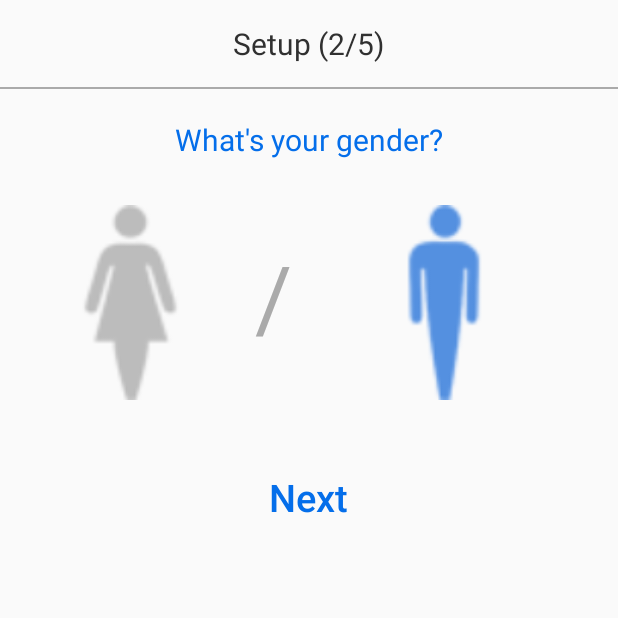
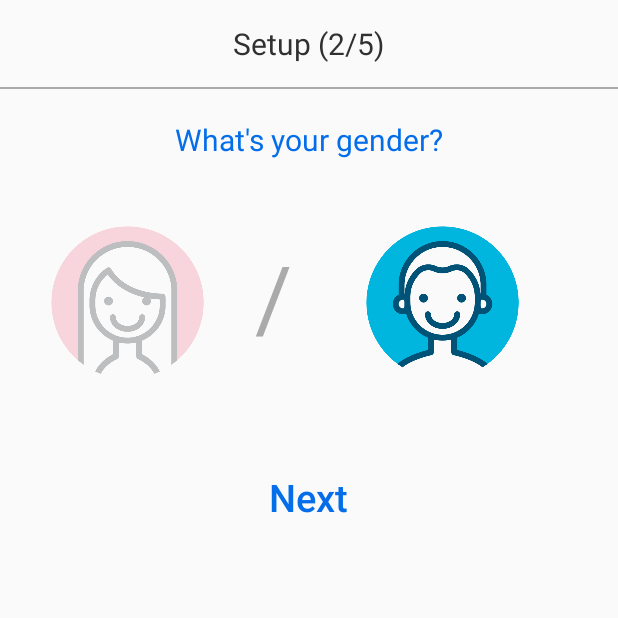
Before and after one commit to gzateyeque/eyeque-android-app, an Android app: the GenderActivity screen opened directly, with no data from a screen before it, after a tap on an icon or button, on a phone screen of 412 x 824 dp, the top half of it. Run offline under Robolectric (Android 15) with nearby library versions, the phone set to English and light mode, and no system bars; 1 other tap on this screen came first.

Commit message:
Changed new icon

```diff
--- a/app/src/main/java/com/eyeque/mono/GenderActivity.java
+++ b/app/src/main/java/com/eyeque/mono/GenderActivity.java
@@ -36,38 +36,38 @@ public class GenderActivity extends AppCompatActivity {
         final ImageButton femaleButton = (ImageButton) findViewById(R.id.femaleButton);
         final ImageButton maleButton = (ImageButton) findViewById(R.id.maleButton);
 
-        femaleButton.setImageResource(R.drawable.female);
+        femaleButton.setImageResource(R.drawable.female_unselected);
         femaleButton.setBackgroundDrawable(null);
         femaleButton.setOnClickListener(new OnClickListener() {
             @Override
             public void onClick(View v) {
                 femaleToggle = !femaleToggle;
                 if (femaleToggle) {
-                    femaleButton.setImageResource(R.drawable.female_blue);
+                    femaleButton.setImageResource(R.drawable.female_selected);
                     if (maleToggle) {
-                        maleButton.setImageResource(R.drawable.male);
+                        maleButton.setImageResource(R.drawable.male_unselected);
                         maleToggle = !maleToggle;
                     }
                 } else {
-                    femaleButton.setImageResource(R.drawable.female);
+                    femaleButton.setImageResource(R.drawable.female_selected);
                 }
             }
         });
 
-        maleButton.setImageResource(R.drawable.male);
+        maleButton.setImageResource(R.drawable.male_unselected);
         maleButton.setBackgroundDrawable(null);
         maleButton.setOnClickListener(new OnClickListener() {
             @Override
             public void onClick(View v) {
                 maleToggle = !maleToggle;
                 if (maleToggle) {
-                    maleButton.setImageResource(R.drawable.male_blue);
+                    maleButton.setImageResource(R.drawable.male_selected);
                     if (femaleToggle) {
-                        femaleButton.setImageResource(R.drawable.female);
+                        femaleButton.setImageResource(R.drawable.female_unselected);
                         femaleToggle = !femaleToggle;
                     }
                 } else {
-                    maleButton.setImageResource(R.drawable.male);
+                    maleButton.setImageResource(R.drawable.male_unselected);
                 }
             }
         });
```
